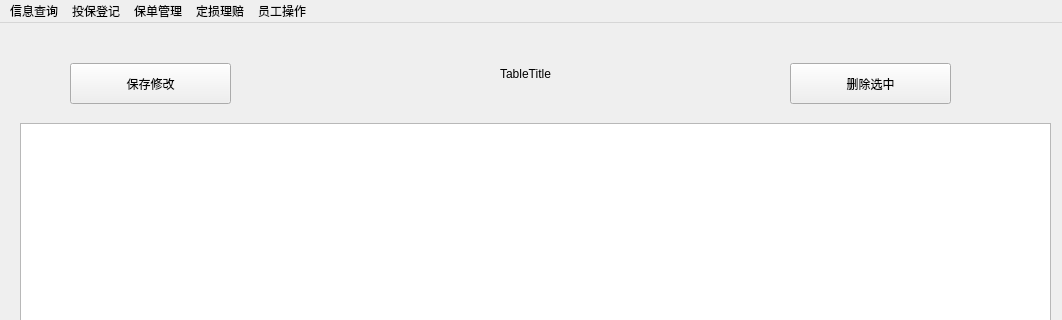
Qt form mainwindow.ui (Vaskka/DR_Projects) before a commit; both pictures show x 0 to 1062 and y 0 to 320 of the 1062 by 755 pixel window.
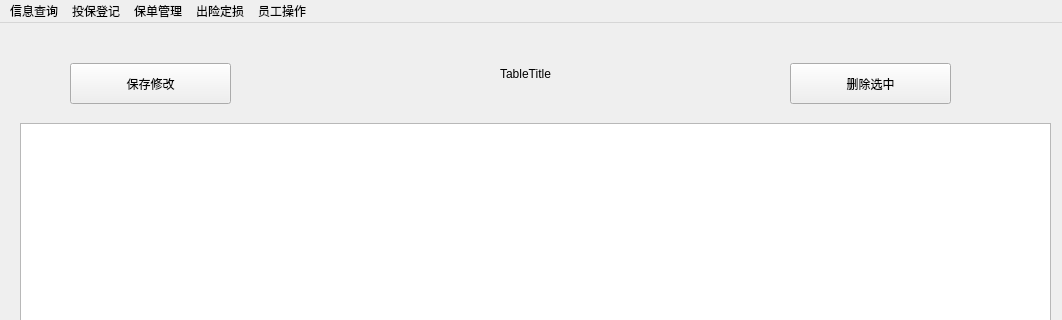
The same form after that commit.

Diff of the .ui file:
```diff
--- a/mainwindow.ui
+++ b/mainwindow.ui
@@ -118,7 +118,7 @@
    </widget>
    <widget class="QMenu" name="Main_SignDamage">
     <property name="title">
-     <string>定损理赔</string>
+     <string>出险定损</string>
     </property>
     <addaction name="Main_CaseSign"/>
     <addaction name="Main_DamageSign"/>
```
Left out of the diff: 36 changed lines with no effect on the pictures.
